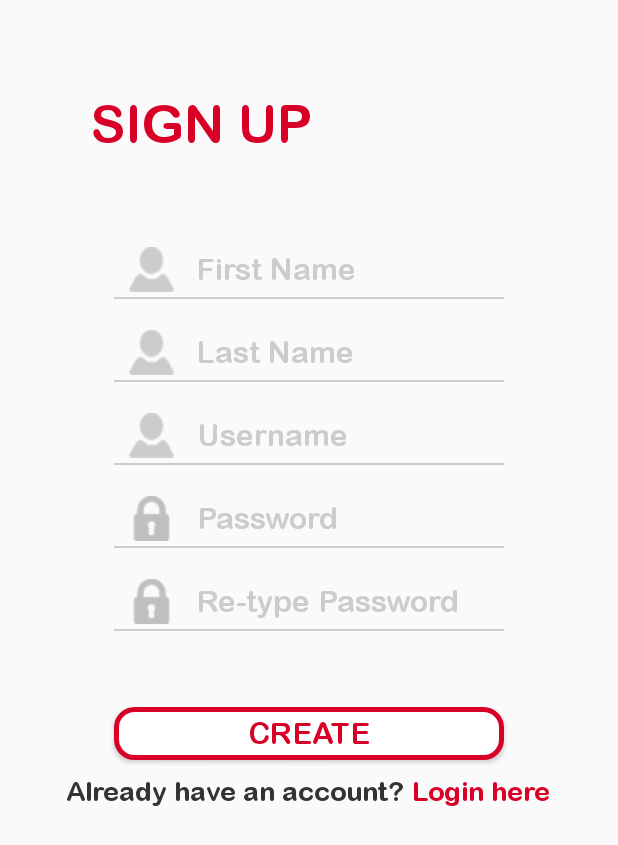
After one commit to jmblank09/BahalaNAPP, an Android app: the SignupActivity screen opened directly, with no data from a screen before it, on a phone screen of 412 x 824 dp. The commit adds this screen. Shown: the top 845 px of the screen. Run offline under Robolectric (Android 15) with nearby library versions, the phone set to English and light mode, and no system bars.

Commit message:
Finished Signup Activity

```diff
--- a/app/src/main/AndroidManifest.xml
+++ b/app/src/main/AndroidManifest.xml
@@ -17,7 +17,8 @@
             </intent-filter>
         </activity>
         <activity android:name=".Activity.RestaurantsActivity" />
-        <activity android:name=".Activity.LoginActivity"></activity>
+        <activity android:name=".Activity.LoginActivity" />
+        <activity android:name=".Activity.SignupActivity"></activity>
     </application>
 
 </manifest>
--- a/app/src/main/java/com/reginalddc/bahalanapp/Activity/LoginActivity.java
+++ b/app/src/main/java/com/reginalddc/bahalanapp/Activity/LoginActivity.java
@@ -1,15 +1,46 @@
 package com.reginalddc.bahalanapp.Activity;
 
+import android.content.Intent;
+import android.graphics.Typeface;
 import android.support.v7.app.AppCompatActivity;
 import android.os.Bundle;
+import android.view.View;
+import android.widget.Button;
+import android.widget.EditText;
 
 import com.reginalddc.bahalanapp.R;
 
 public class LoginActivity extends AppCompatActivity {
 
+    EditText username_editText, password_editText;
+    Button login_button, signup_button;
+
     @Override
     protected void onCreate(Bundle savedInstanceState) {
         super.onCreate(savedInstanceState);
         setContentView(R.layout.activity_login);
+
+        username_editText = (EditText) findViewById(R.id.username_editText);
+        password_editText = (EditText) findViewById(R.id.editText_password);
+        login_button = (Button) findViewById(R.id.login_button);
+        signup_button = (Button) findViewById(R.id.signup_button);
+
+
+        Typeface typeface = Typeface.createFromAsset(getAssets(), "fonts/arial_rounded.ttf");
+        username_editText.setTypeface(typeface);
+        password_editText.setTypeface(typeface);
+        login_button.setTypeface(typeface);
+        signup_button.setTypeface(typeface);
+
+    }
+
+    public void loginAccount(View view) {
+        Intent intent = new Intent(LoginActivity.this, MainActivity.class);
+        startActivity(intent);
+    }
+
+    public void signupAccount(View view) {
+        Intent intent = new Intent(LoginActivity.this, SignupActivity.class);
+        startActivity(intent);
     }
 }
--- /dev/null
+++ b/app/src/main/java/com/reginalddc/bahalanapp/Activity/SignupActivity.java
@@ -0,0 +1,60 @@
+package com.reginalddc.bahalanapp.Activity;
+
+import android.content.Intent;
+import android.graphics.Typeface;
+import android.support.v7.app.AppCompatActivity;
+import android.os.Bundle;
+import android.view.View;
+import android.widget.Button;
+import android.widget.EditText;
+import android.widget.TextView;
+
+import com.reginalddc.bahalanapp.R;
+
+public class SignupActivity extends AppCompatActivity {
+
+    TextView title_textView, alreadyhave_textView, login_textView;
+    EditText firstname_editText, lastname_editText, username_editText, password_editText, repassword_editText;
+    Button create_button;
+
+    @Override
+    protected void onCreate(Bundle savedInstanceState) {
+        super.onCreate(savedInstanceState);
+        setContentView(R.layout.activity_signup);
+
+        title_textView = (TextView) findViewById(R.id.titlesignup_textView);
+        alreadyhave_textView = (TextView) findViewById(R.id.alreadyhave_textView);
+        login_textView = (TextView) findViewById(R.id.login_textView);
+        firstname_editText = (EditText) findViewById(R.id.firstname_editText);
+        lastname_editText = (EditText) findViewById(R.id.lastname_editText);
+        username_editText = (EditText) findViewById(R.id.username_editText);
+        password_editText = (EditText) findViewById(R.id.editText_password);
+        repassword_editText = (EditText) findViewById(R.id.editText_repassword);
+        create_button = (Button) findViewById(R.id.create_button);
+
+
+        Typeface typeface = Typeface.createFromAsset(getAssets(), "fonts/arial_rounded.ttf");
+        title_textView.setTypeface(typeface);
+        alreadyhave_textView.setTypeface(typeface);
+        login_textView.setTypeface(typeface);
+        firstname_editText.setTypeface(typeface);
+        lastname_editText.setTypeface(typeface);
+        username_editText.setTypeface(typeface);
+        password_editText.setTypeface(typeface);
+        repassword_editText.setTypeface(typeface);
+        create_button.setTypeface(typeface);
+
+        login_textView.setOnClickListener(new View.OnClickListener() {
+            @Override
+            public void onClick(View v) {
+                Intent intent = new Intent(SignupActivity.this, LoginActivity.class);
+                startActivity(intent);
+            }
+        });
+    }
+
+    public void createAccount(View view) {
+        Intent intent = new Intent(SignupActivity.this, LoginActivity.class);
+        startActivity(intent);
+    }
+}
--- a/app/src/main/res/layout/activity_login.xml
+++ b/app/src/main/res/layout/activity_login.xml
@@ -72,7 +72,8 @@
             android:textSize="20sp"
             android:id="@+id/login_button"
             android:layout_marginTop="20dp"
-            android:layout_gravity="center_horizontal" />
+            android:layout_gravity="center_horizontal"
+            android:onClick="loginAccount" />
 
         <Button
             android:layout_width="230dp"
@@ -83,6 +84,7 @@
             android:textSize="20sp"
             android:id="@+id/signup_button"
             android:layout_marginTop="20dp"
-            android:layout_gravity="center_horizontal" />
+            android:layout_gravity="center_horizontal"
+            android:onClick="signupAccount" />
     </LinearLayout>
 </LinearLayout>
--- /dev/null
+++ b/app/src/main/res/layout/activity_signup.xml
@@ -0,0 +1,161 @@
+<?xml version="1.0" encoding="utf-8"?>
+<LinearLayout xmlns:android="http://schemas.android.com/apk/res/android"
+    xmlns:tools="http://schemas.android.com/tools"
+    android:layout_width="match_parent"
+    android:layout_height="match_parent"
+    android:orientation="vertical"
+    android:weightSum="1"
+    tools:context="com.reginalddc.bahalanapp.Activity.SignupActivity">
+
+    <RelativeLayout
+        android:layout_width="match_parent"
+        android:layout_height="0dp"
+        android:layout_weight=".2"
+        android:layout_gravity="center_horizontal">
+
+
+        <TextView
+            android:layout_width="match_parent"
+            android:layout_height="wrap_content"
+            android:textAppearance="?android:attr/textAppearanceLarge"
+            android:text="@string/signup"
+            android:textAllCaps="true"
+            android:textColor="@color/redColor"
+            android:textSize="35sp"
+            android:id="@+id/titlesignup_textView"
+            android:layout_centerVertical="true"
+            android:layout_centerHorizontal="true"
+            android:paddingStart="60dp"/>
+    </RelativeLayout>
+
+    <LinearLayout
+        android:orientation="vertical"
+        android:layout_width="match_parent"
+        android:layout_height="0dp"
+        android:layout_weight=".8">
+
+        <EditText
+            android:layout_width="260dp"
+            android:layout_height="wrap_content"
+            android:id="@+id/firstname_editText"
+            android:layout_gravity="center_horizontal"
+            android:hint="@string/firstname"
+            android:textColor="@color/blackColor"
+            android:textSize="20sp"
+            android:textColorHint="@color/grayColor"
+            android:drawablePadding="15dp"
+            android:drawableLeft="@drawable/profile_inactive"
+            android:paddingStart="10dp"
+            android:paddingBottom="5dp"
+            android:background="@drawable/edittext_underline"/>
+
+        <EditText
+            android:layout_width="260dp"
+            android:layout_height="wrap_content"
+            android:id="@+id/lastname_editText"
+            android:layout_gravity="center_horizontal"
+            android:hint="@string/lastname"
+            android:textColor="@color/blackColor"
+            android:textSize="20sp"
+            android:textColorHint="@color/grayColor"
+            android:drawablePadding="15dp"
+            android:drawableLeft="@drawable/profile_inactive"
+            android:layout_marginTop="20dp"
+            android:paddingStart="10dp"
+            android:paddingBottom="5dp"
+            android:background="@drawable/edittext_underline"/>
+
+        <EditText
+            android:layout_width="260dp"
+            android:layout_height="wrap_content"
+            android:id="@+id/username_editText"
+            android:layout_gravity="center_horizontal"
+            android:hint="@string/username"
+            android:textColor="@color/blackColor"
+            android:textSize="20sp"
+            android:textColorHint="@color/grayColor"
+            android:drawablePadding="15dp"
+            android:drawableLeft="@drawable/profile_inactive"
+            android:layout_marginTop="20dp"
+            android:paddingStart="10dp"
+            android:paddingBottom="5dp"
+            android:background="@drawable/edittext_underline"/>
+
+        <EditText
+            android:layout_width="260dp"
+            android:layout_height="wrap_content"
+            android:background="@drawable/edittext_underline"
+            android:inputType="textPassword"
+            android:ems="10"
+            android:id="@+id/editText_password"
+            android:textColorHint="@color/grayColor"
+            android:hint="@string/password"
+            android:layout_marginTop="20dp"
+            android:textColor="@color/blackColor"
+            android:textSize="20sp"
+            android:drawablePadding="15dp"
+            android:drawableLeft="@drawable/password"
+            android:paddingStart="10dp"
+            android:paddingBottom="5dp"
+            android:layout_gravity="center_horizontal" />
+
+        <EditText
+            android:layout_width="260dp"
+            android:layout_height="wrap_content"
+            android:background="@drawable/edittext_underline"
+            android:inputType="textPassword"
+            android:ems="10"
+            android:id="@+id/editText_repassword"
+            android:textColorHint="@color/grayColor"
+            android:hint="@string/repassword"
+            android:layout_marginTop="20dp"
+            android:textColor="@color/blackColor"
+            android:textSize="20sp"
+            android:drawablePadding="15dp"
+            android:drawableLeft="@drawable/password"
+            android:paddingStart="10dp"
+            android:paddingBottom="5dp"
+            android:layout_gravity="center_horizontal" />
+
+        <Button
+            android:layout_width="260dp"
+            android:layout_height="35dp"
+            android:background="@drawable/signupbuttonborder"
+            android:text="@string/create"
+            android:textColor="@color/redColor"
+            android:textSize="20sp"
+            android:id="@+id/create_button"
+            android:layout_marginTop="50dp"
+            android:layout_gravity="center_horizontal"
+            android:onClick="createAccount" />
+
+        <LinearLayout
+            android:orientation="horizontal"
+            android:layout_width="match_parent"
+            android:layout_height="wrap_content"
+            android:gravity="center_horizontal">
+
+            <TextView
+                android:layout_width="wrap_content"
+                android:layout_height="wrap_content"
+                android:textAppearance="?android:attr/textAppearanceMedium"
+                android:text="@string/alreadyhave"
+                android:textColor="@color/blackColor"
+                android:textSize="18sp"
+                android:id="@+id/alreadyhave_textView"
+                android:layout_marginTop="10dp"/>
+
+            <TextView
+                android:layout_width="wrap_content"
+                android:layout_height="wrap_content"
+                android:textAppearance="?android:attr/textAppearanceMedium"
+                android:text="@string/loginhere"
+                android:textColor="@color/redColor"
+                android:textSize="18sp"
+                android:id="@+id/login_textView"
+                android:layout_marginTop="10dp"
+                android:layout_marginStart="5dp"/>
+        </LinearLayout>
+
+    </LinearLayout>
+</LinearLayout>
--- a/app/src/main/res/values/colors.xml
+++ b/app/src/main/res/values/colors.xml
@@ -2,7 +2,7 @@
 <resources>
     <color name="colorPrimary">#3F51B5</color>
     <color name="colorPrimaryDark">#333</color>
-    <color name="colorAccent">#FF4081</color>
+    <color name="colorAccent">#D80027</color>
     <color name="whiteColor">#FFF</color>
     <color name="blackColor">#333</color>
     <color name="grayColor">#CCC</color>
--- a/app/src/main/res/values/strings.xml
+++ b/app/src/main/res/values/strings.xml
@@ -11,4 +11,10 @@
     <string name="password">Password</string>
     <string name="login">Login</string>
     <string name="signup">Sign Up</string>
+    <string name="firstname">First Name</string>
+    <string name="lastname">Last Name</string>
+    <string name="repassword">Re-type Password</string>
+    <string name="create">Create</string>
+    <string name="alreadyhave">Already have an account?</string>
+    <string name="loginhere">Login here</string>
 </resources>
```
